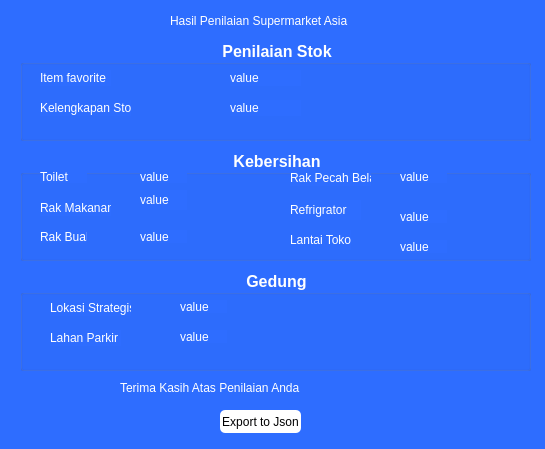
Qt form result.ui (wahyu-pro/pyqtchallenge5) before a commit.
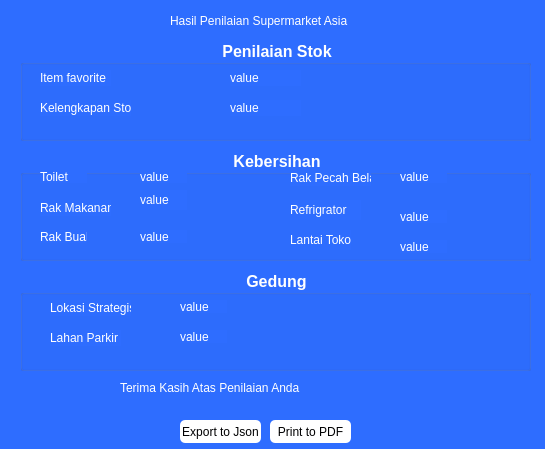
The same form after that commit.

Diff of the .ui file:
```diff
--- a/result.ui
+++ b/result.ui
@@ -394,8 +394,8 @@
   <widget class="QPushButton" name="pushButton">
    <property name="geometry">
     <rect>
-     <x>220</x>
-     <y>410</y>
+     <x>180</x>
+     <y>420</y>
      <width>81</width>
      <height>23</height>
     </rect>
@@ -410,6 +410,25 @@
     <string>Export to Json</string>
    </property>
   </widget>
+  <widget class="QPushButton" name="pushButton_2">
+   <property name="geometry">
+    <rect>
+     <x>270</x>
+     <y>420</y>
+     <width>81</width>
+     <height>23</height>
+    </rect>
+   </property>
+   <property name="styleSheet">
+    <string notr="true">color:#000001;
+background-color:#ffffff;
+border-radius:5px;
+padding:2px;</string>
+   </property>
+   <property name="text">
+    <string>Print to PDF</string>
+   </property>
+  </widget>
  </widget>
  <resources/>
  <connections/>
```
